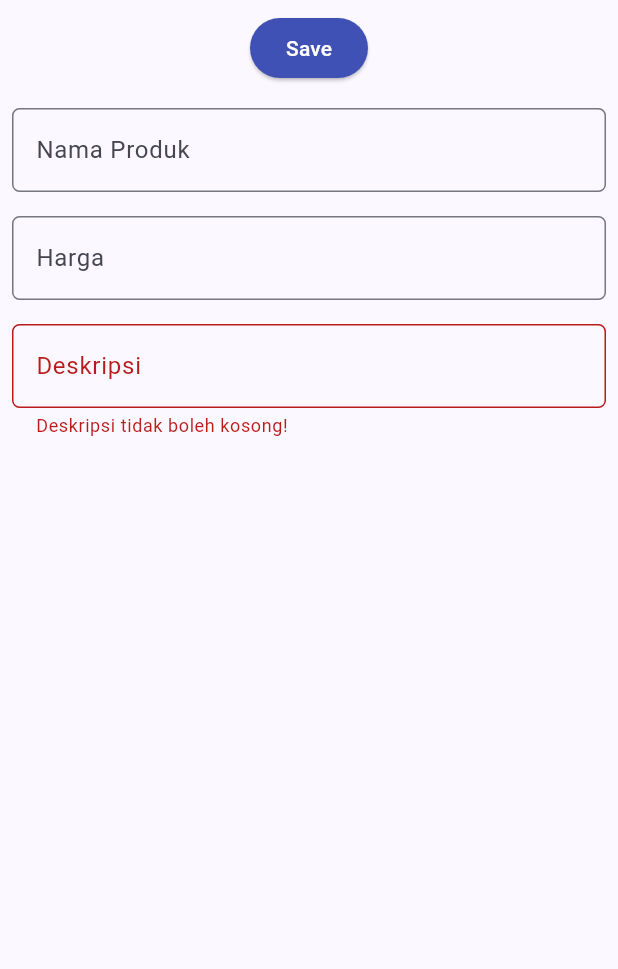
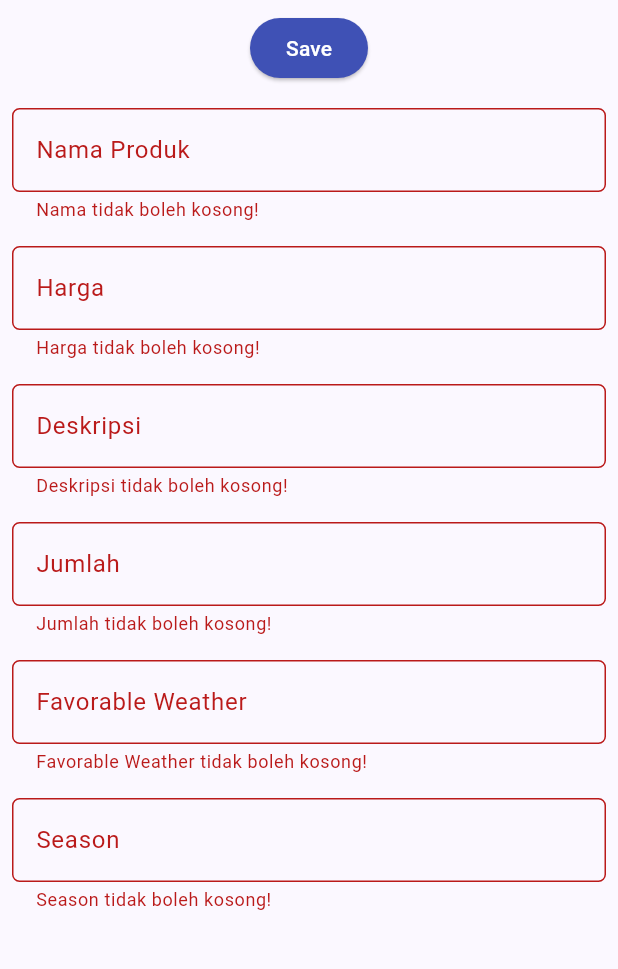
Before and after one commit to firedfrogg/inventory_app, a Flutter app: the ShopFormPage screen opened directly, after a tap on "Save", on a phone screen of 412 x 824 dp, the part 84-1053 px from its top. Run offline on Flutter 3.47's test engine with Material 2 defaults, Android fonts, the phone set to English and light mode, and no system bars; missing offline and left inert: pbp_django_auth; network calls fail.

Commit message:
Tugas 9 Selesai

```diff
--- a/lib/screens/menu.dart
+++ b/lib/screens/menu.dart
@@ -6,8 +6,8 @@ class MyHomePage extends StatelessWidget {
   MyHomePage({Key? key}) : super(key: key);
 
   final List<ShopItem> items = [
-    ShopItem("Lihat Item", Icons.remove_red_eye_outlined),
-    ShopItem("Tambah Item", Icons.add_shopping_cart),
+    ShopItem("Lihat Barang", Icons.remove_red_eye_outlined),
+    ShopItem("Tambah Barang", Icons.add_shopping_cart),
     ShopItem("Logout", Icons.logout),
   ];
 
--- a/lib/screens/shoplist_form.dart
+++ b/lib/screens/shoplist_form.dart
@@ -1,5 +1,10 @@
+import 'dart:convert';
+
 import 'package:flutter/material.dart';
 import 'package:inventory_app/widgets/left_drawer.dart';
+import 'package:provider/provider.dart';
+import 'package:pbp_django_auth/pbp_django_auth.dart';
+import 'package:inventory_app/screens/menu.dart';
 
 class ShopFormPage extends StatefulWidget {
   const ShopFormPage({super.key});
@@ -13,8 +18,12 @@ class _ShopFormPageState extends State<ShopFormPage> {
   String _name = "";
   int _price = 0;
   String _description = "";
+  int _amount = 0;
+  String _favorableWeather = "";
+  String _season = "";
   @override
   Widget build(BuildContext context) {
+    final request = context.watch<CookieRequest>();
     return Scaffold(
       appBar: AppBar(
         title: const Center(
@@ -40,36 +49,38 @@ class _ShopFormPageState extends State<ShopFormPage> {
                     style: ButtonStyle(
                       backgroundColor: MaterialStateProperty.all(Colors.indigo),
                     ),
-                    onPressed: () {
+                    onPressed: () async {
                       if (_formKey.currentState!.validate()) {
-                        showDialog(
-                          context: context,
-                          builder: (context) {
-                            return AlertDialog(
-                              title: const Text('Produk berhasil tersimpan'),
-                              content: SingleChildScrollView(
-                                child: Column(
-                                  crossAxisAlignment: CrossAxisAlignment.start,
-                                  children: [
-                                    Text('Nama: $_name'),
-                                    Text('Harga: $_price'),
-                                    Text('Deskripsi: $_description')
-                                  ],
-                                ),
-                              ),
-                              actions: [
-                                TextButton(
-                                  child: const Text('OK'),
-                                  onPressed: () {
-                                    Navigator.pop(context);
-                                  },
-                                ),
-                              ],
-                            );
-                          },
-                        );
+                        // Kirim ke Django dan tunggu respons
+                        final response = await request.postJson(
+                            "http://127.0.0.1:8000/create-flutter/",
+                            jsonEncode(<String, String>{
+                              'name': _name,
+                              'price': _price.toString(),
+                              'description': _description,
+                              'amount': _amount.toString(),
+                              'favorable_weather': _favorableWeather,
+                              'season': _season,
+                              // TODO: Sesuaikan field data sesuai dengan aplikasimu
+                            }));
+                        if (response['status'] == 'success') {
+                          ScaffoldMessenger.of(context)
+                              .showSnackBar(const SnackBar(
+                            content: Text("Produk baru berhasil disimpan!"),
+                          ));
+                          Navigator.pushReplacement(
+                            context,
+                            MaterialPageRoute(
+                                builder: (context) => MyHomePage()),
+                          );
+                        } else {
+                          ScaffoldMessenger.of(context)
+                              .showSnackBar(const SnackBar(
+                            content:
+                                Text("Terdapat kesalahan, silakan coba lagi."),
+                          ));
+                        }
                       }
-                      _formKey.currentState!.reset();
                     },
                     child: const Text(
                       "Save",
@@ -151,6 +162,78 @@ class _ShopFormPageState extends State<ShopFormPage> {
                   },
                 ),
               ),
+              Padding(
+                padding: const EdgeInsets.all(8.0),
+                child: TextFormField(
+                  decoration: InputDecoration(
+                    hintText: "Jumlah",
+                    labelText: "Jumlah",
+                    border: OutlineInputBorder(
+                      borderRadius: BorderRadius.circular(5.0),
+                    ),
+                  ),
+                  onChanged: (String? value) {
+                    setState(() {
+                      _amount = int.parse(value!);
+                    });
+                  },
+                  validator: (String? value) {
+                    if (value == null || value.isEmpty) {
+                      return "Jumlah tidak boleh kosong!";
+                    }
+                    if (int.tryParse(value) == null) {
+                      return "Jumlah harus berupa angka!";
+                    }
+                    return null;
+                  },
+                ),
+              ),
+              Padding(
+                padding: const EdgeInsets.all(8.0),
+                child: TextFormField(
+                  decoration: InputDecoration(
+                    hintText: "Favorable Weather",
+                    labelText: "Favorable Weather",
+                    border: OutlineInputBorder(
+                      borderRadius: BorderRadius.circular(5.0),
+                    ),
+                  ),
+                  onChanged: (String? value) {
+                    setState(() {
+                      _favorableWeather = value!;
+                    });
+                  },
+                  validator: (String? value) {
+                    if (value == null || value.isEmpty) {
+                      return "Favorable Weather tidak boleh kosong!";
+                    }
+                    return null;
+                  },
+                ),
+              ),
+              Padding(
+                padding: const EdgeInsets.all(8.0),
+                child: TextFormField(
+                  decoration: InputDecoration(
+                    hintText: "Season",
+                    labelText: "Season",
+                    border: OutlineInputBorder(
+                      borderRadius: BorderRadius.circular(5.0),
+                    ),
+                  ),
+                  onChanged: (String? value) {
+                    setState(() {
+                      _season = value!;
+                    });
+                  },
+                  validator: (String? value) {
+                    if (value == null || value.isEmpty) {
+                      return "Season tidak boleh kosong!";
+                    }
+                    return null;
+                  },
+                ),
+              ),
             ],
           ),
         ),
--- a/lib/widgets/left_drawer.dart
+++ b/lib/widgets/left_drawer.dart
@@ -1,6 +1,7 @@
 import 'package:flutter/material.dart';
 import 'package:inventory_app/screens/menu.dart';
 import 'package:inventory_app/screens/shoplist_form.dart'; // Import file ShopFormPage
+import 'package:inventory_app/screens/list_product.dart';
 
 class LeftDrawer extends StatelessWidget {
   const LeftDrawer({super.key});
@@ -62,6 +63,17 @@ class LeftDrawer extends StatelessWidget {
               );
             },
           ),
+          ListTile(
+            leading: const Icon(Icons.shopping_basket),
+            title: const Text('Daftar Produk'),
+            onTap: () {
+              // Route menu ke halaman produk
+              Navigator.push(
+                context,
+                MaterialPageRoute(builder: (context) => const ProductPage()),
+              );
+            },
+          ),
         ],
       ),
     );
--- a/pubspec.yaml
+++ b/pubspec.yaml
@@ -35,6 +35,9 @@ dependencies:
   # The following adds the Cupertino Icons font to your application.
   # Use with the CupertinoIcons class for iOS style icons.
   cupertino_icons: ^1.0.2
+  provider: ^6.1.1
+  pbp_django_auth: ^0.4.0
+  http: ^1.1.0
 
 dev_dependencies:
   flutter_test:
```
Also changed, not shown: lib/main.dart (+16 -9 lines), lib/models/product.dart (added, +80 -0 lines), lib/screens/list_product.dart (added, +92 -0 lines), lib/screens/login.dart (added, +114 -0 lines), lib/widgets/shop_card.dart (+32 -4 lines), pubspec.lock, 3 other files.
